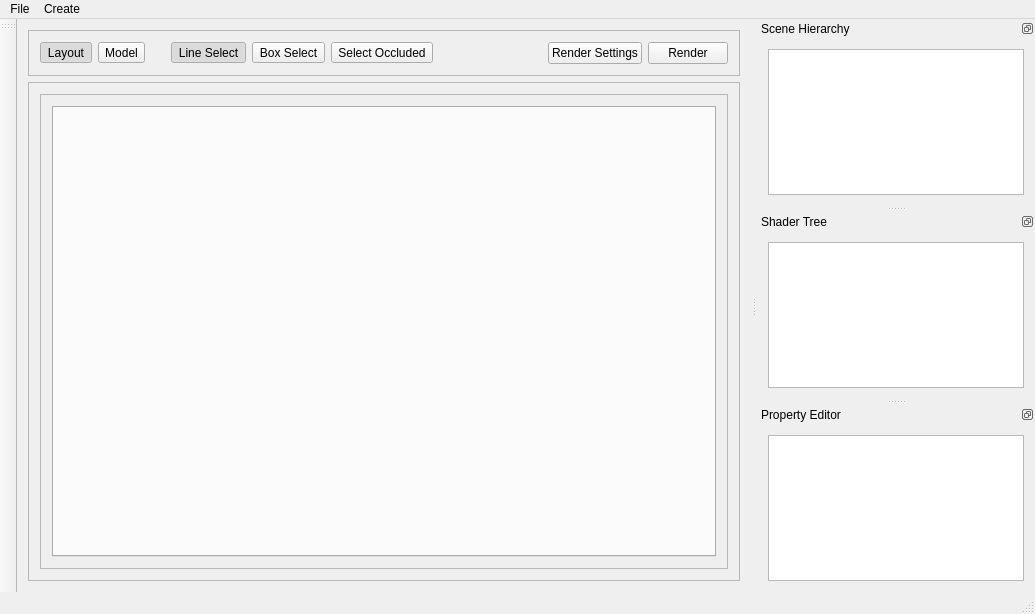
The window that src/sunshine.ui (strattonbrazil/Sunshine) describes before a commit, drawn with Qt 5.
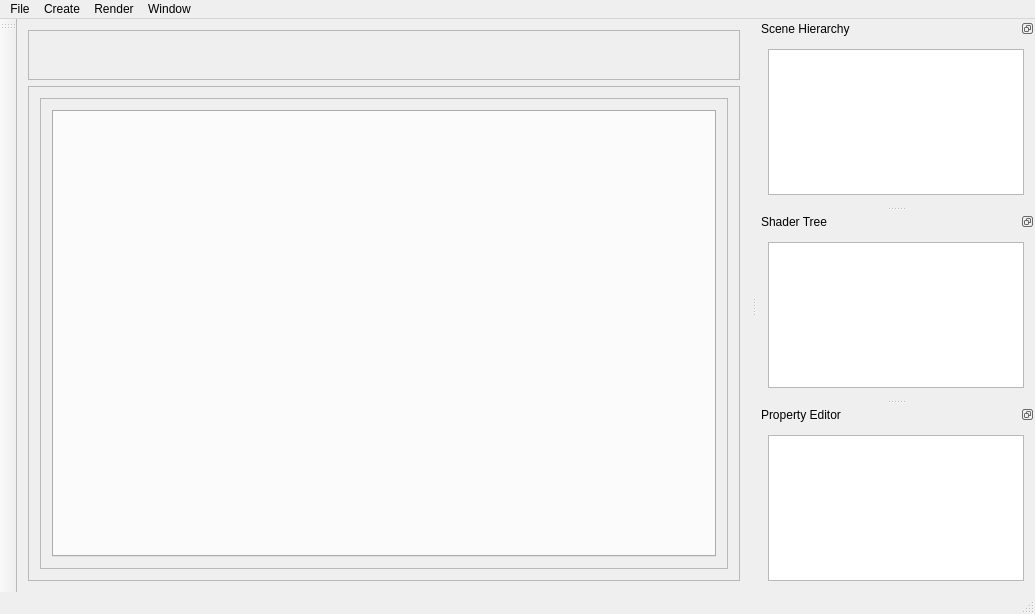
The same window after the commit.

Patch:
```diff
--- a/src/sunshine.ui
+++ b/src/sunshine.ui
@@ -26,6 +26,12 @@
       <property name="enabled">
        <bool>true</bool>
       </property>
+      <property name="minimumSize">
+       <size>
+        <width>0</width>
+        <height>50</height>
+       </size>
+      </property>
       <property name="maximumSize">
        <size>
         <width>16777215</width>
@@ -39,54 +45,9 @@
        <enum>QFrame::Raised</enum>
       </property>
       <layout class="QHBoxLayout" name="horizontalLayout">
-       <item>
-        <widget class="QToolButton" name="layoutModeButton">
-         <property name="focusPolicy">
-          <enum>Qt::TabFocus</enum>
-         </property>
-         <property name="text">
-          <string>Layout</string>
-         </property>
-         <property name="checkable">
-          <bool>true</bool>
-         </property>
-         <property name="checked">
-          <bool>true</bool>
-         </property>
-         <attribute name="buttonGroup">
-          <string>modeButtonGroup</string>
-         </attribute>
-        </widget>
-       </item>
-       <item>
-        <widget class="QToolButton" name="modelModeButton">
-         <property name="text">
-          <string>Model</string>
-         </property>
-         <property name="checkable">
-          <bool>true</bool>
-         </property>
-         <attribute name="buttonGroup">
-          <string>modeButtonGroup</string>
-         </attribute>
-        </widget>
-       </item>
-       <item>
-        <spacer name="horizontalSpacer_2">
-         <property name="orientation">
-          <enum>Qt::Horizontal</enum>
-         </property>
-         <property name="sizeType">
-          <enum>QSizePolicy::Fixed</enum>
-         </property>
-         <property name="sizeHint" stdset="0">
-          <size>
-           <width>20</width>
-           <height>20</height>
-          </size>
-         </property>
-        </spacer>
-       </item>
+       <property name="margin">
+        <number>0</number>
+       </property>
        <item>
         <widget class="QFrame" name="selectFrame">
          <property name="frameShape">
@@ -99,46 +60,41 @@
           <property name="margin">
            <number>0</number>
           </property>
-          <item>
-           <widget class="QToolButton" name="lineSelectButton">
-            <property name="text">
-             <string>Line Select</string>
-            </property>
-            <property name="checkable">
-             <bool>true</bool>
-            </property>
-            <property name="checked">
-             <bool>true</bool>
-            </property>
-            <attribute name="buttonGroup">
-             <string>selectionButtonGroup</string>
-            </attribute>
-           </widget>
-          </item>
-          <item>
-           <widget class="QToolButton" name="boxSelectButton">
-            <property name="text">
-             <string>Box Select</string>
-            </property>
-            <property name="checkable">
-             <bool>true</bool>
-            </property>
-            <attribute name="buttonGroup">
-             <string>selectionButtonGroup</string>
-            </attribute>
-           </widget>
-          </item>
          </layout>
         </widget>
        </item>
        <item>
-        <widget class="QToolButton" name="selectOccludedButton">
-         <property name="text">
-          <string>Select Occluded</string>
+        <spacer name="horizontalSpacer_2">
+         <property name="orientation">
+          <enum>Qt::Horizontal</enum>
          </property>
-         <property name="checkable">
-          <bool>true</bool>
+         <property name="sizeHint" stdset="0">
+          <size>
+           <width>40</width>
+           <height>20</height>
+          </size>
          </property>
+        </spacer>
+       </item>
+       <item>
+        <widget class="QFrame" name="cursorToolsFrame">
+         <property name="frameShape">
+          <enum>QFrame::NoFrame</enum>
+         </property>
+         <property name="frameShadow">
+          <enum>QFrame::Raised</enum>
+         </property>
+         <layout class="QHBoxLayout" name="cursorToolsLayout">
+          <property name="spacing">
+           <number>0</number>
+          </property>
+          <property name="margin">
+           <number>0</number>
+          </property>
+          <item>
+           <layout class="QHBoxLayout" name="horizontalLayout_5"/>
+          </item>
+         </layout>
         </widget>
        </item>
        <item>
@@ -154,20 +110,6 @@
          </property>
         </spacer>
        </item>
-       <item>
-        <widget class="QPushButton" name="renderSettingsButton">
-         <property name="text">
-          <string>Render Settings</string>
-         </property>
-        </widget>
-       </item>
-       <item>
-        <widget class="QPushButton" name="renderButton">
-         <property name="text">
-          <string>Render</string>
-         </property>
-        </widget>
-       </item>
       </layout>
      </widget>
     </item>
@@ -226,8 +168,23 @@
      <string>Create</string>
     </property>
    </widget>
+   <widget class="QMenu" name="menuRender">
+    <property name="title">
+     <string>Render</string>
+    </property>
+    <addaction name="renderSettingsAction"/>
+    <addaction name="renderAction"/>
+   </widget>
+   <widget class="QMenu" name="menuWindow">
+    <property name="title">
+     <string>Window</string>
+    </property>
+    <addaction name="shaderGraphAction"/>
+   </widget>
    <addaction name="fileMenu"/>
    <addaction name="createMenu"/>
+   <addaction name="menuRender"/>
+   <addaction name="menuWindow"/>
   </widget>
   <widget class="QStatusBar" name="statusBar"/>
   <widget class="QToolBar" name="toolBar">
```
Left out of the diff: 24 changed lines with no effect on the pictures.
